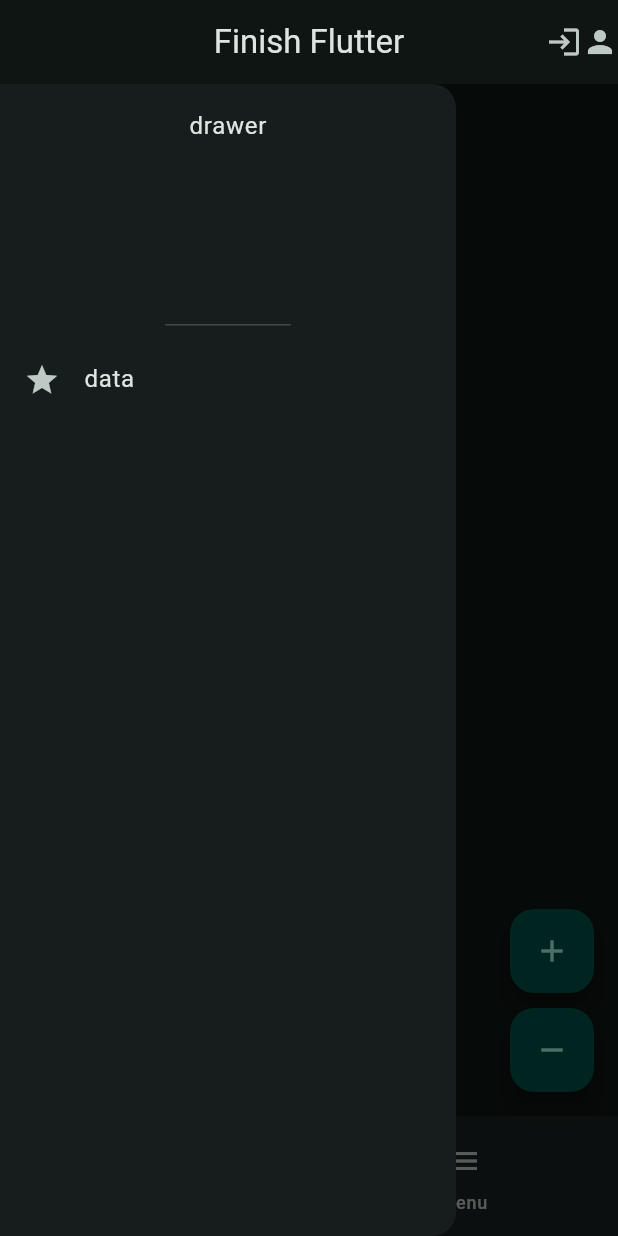
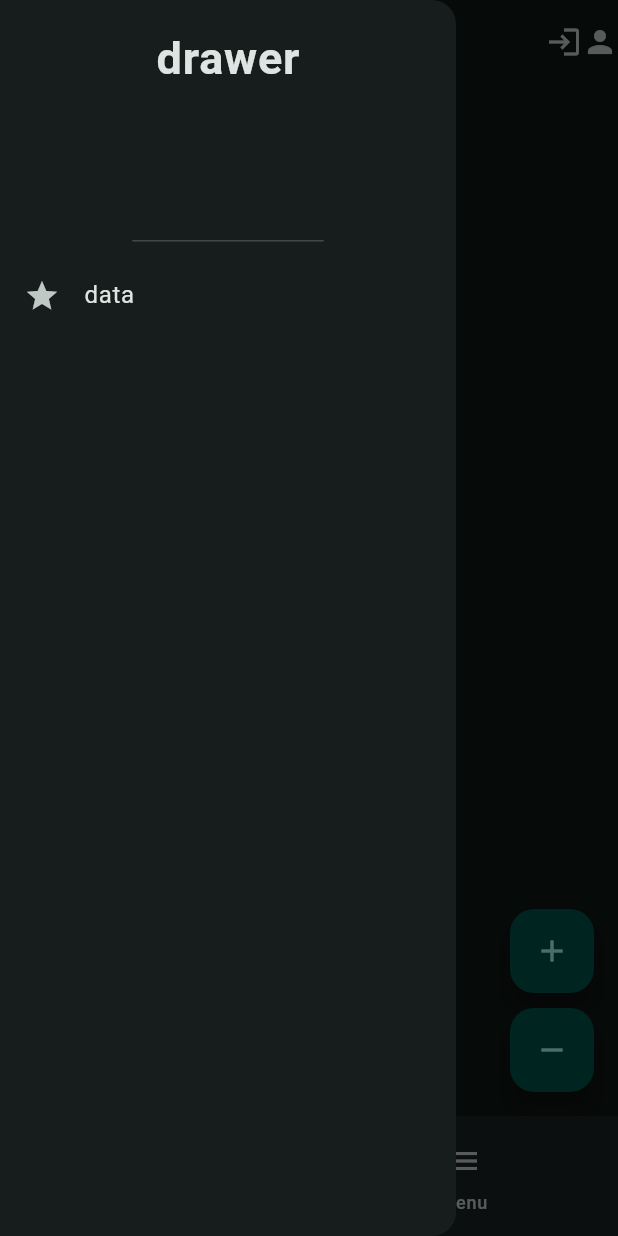
Before and after one commit to MNJTdhr/finish_flutter, a Flutter app: the screen it shows after launch, with the side drawer open, on a phone screen of 412 x 824 dp. Run offline on Flutter 3.47's test engine with Material 3 defaults, Android fonts, the light colour scheme and no system bars.

Commit message:
added drawer and fixed some code structure

```diff
--- a/lib/main.dart
+++ b/lib/main.dart
@@ -15,15 +15,7 @@ class MyApp extends StatelessWidget {
         colorSchemeSeed: Colors.teal,
         brightness: Brightness.dark,
       ),
-      home: Scaffold(
-        appBar: AppBar(
-          // leading: Icon(Icons.menu),
-          title: Text("Finish Flutter"),
-          centerTitle: true,
-          actions: [Icon(Icons.login), Icon(Icons.person)],
-        ),
-        body: Center(child: Screen1()),
-      ),
+      home: Screen1(),
     );
   }
 }
--- a/lib/screens/screen1.dart
+++ b/lib/screens/screen1.dart
@@ -16,6 +16,12 @@ class _Screen1State extends State<Screen1> {
   @override
   Widget build(BuildContext context) {
     return Scaffold(
+      appBar: AppBar(
+        // leading: Icon(Icons.menu),
+        title: Text("Finish Flutter"),
+        centerTitle: true,
+        actions: [Icon(Icons.login), Icon(Icons.person)],
+      ),
       body: Stack(
         children: [
           Column(
@@ -47,11 +53,13 @@ class _Screen1State extends State<Screen1> {
       drawer: Drawer(
         child: Column(
           children: [
-            DrawerHeader(child: Text("drawer")),
-            ListTile(
-              leading: Icon(Icons.star),
-              title: Text('data'),
-            )
+            DrawerHeader(
+              child: Text(
+                "drawer",
+                style: TextStyle(fontSize: 30, fontWeight: FontWeight.bold),
+              ),
+            ),
+            ListTile(leading: Icon(Icons.star), title: Text('data')),
           ],
         ),
       ),
```
